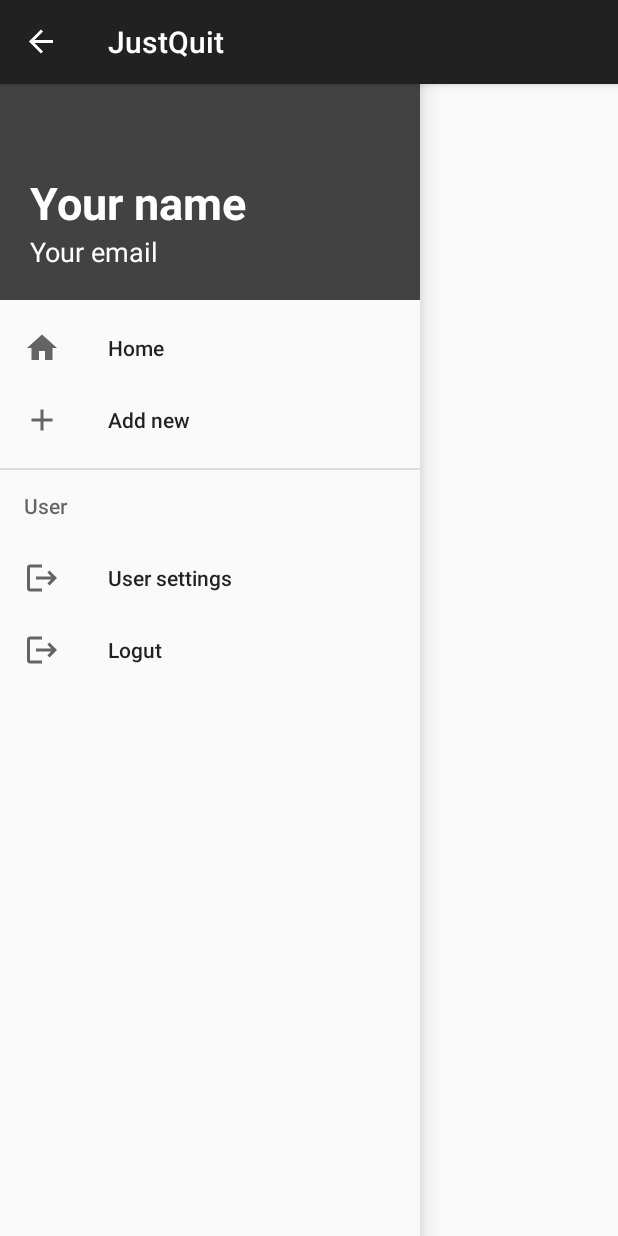
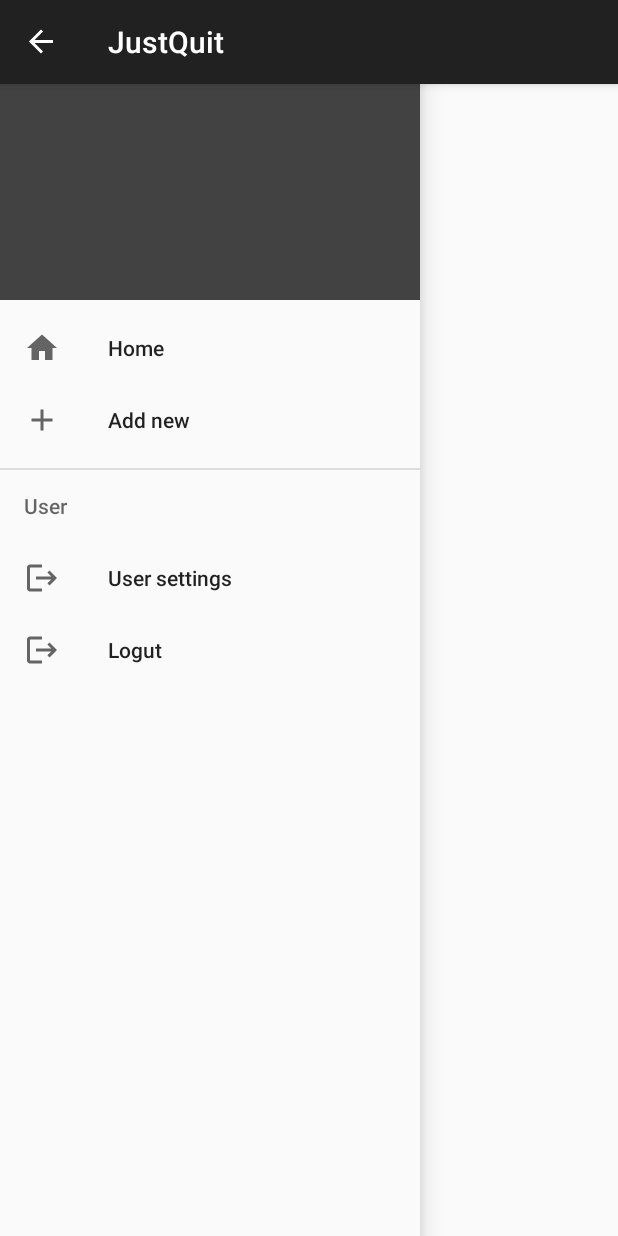
Before and after one commit to Edi1201/JustQuit, an Android app: the screen it shows after launch once a user with an empty profile is signed in (MainActivity), after a tap on "Open Navigation Drawer", on a phone screen of 412 x 824 dp. Run offline under Robolectric (Android 15) with nearby library versions, the phone set to English and light mode, and no system bars; our stand-ins replace Firebase (no records; nobody signed in at launch, a user with empty details on screens opened directly).

Commit message:
Imported email and username textView to MainActivity and changed their value to users, got rid of deprecated onBackPressed function

```diff
--- a/app/src/main/java/com/example/justquit/MainActivity.java
+++ b/app/src/main/java/com/example/justquit/MainActivity.java
@@ -4,10 +4,10 @@ import android.content.Intent;
 import android.os.Bundle;
 import android.view.MenuItem;
 import android.view.View;
-import android.widget.Button;
 import android.widget.TextView;
 
 import androidx.activity.EdgeToEdge;
+import androidx.activity.OnBackPressedCallback;
 import androidx.annotation.NonNull;
 import androidx.appcompat.app.ActionBar;
 import androidx.appcompat.app.ActionBarDrawerToggle;
@@ -30,7 +30,8 @@ public class MainActivity extends AppCompatActivity {
     NavigationView navigationView;
     ActionBarDrawerToggle drawerToggle;
 
-
+    TextView menuHeaderUsername;
+    TextView menuHeaderEmail;
     @Override
     public boolean onOptionsItemSelected(@NonNull MenuItem item) {
         if(drawerToggle.onOptionsItemSelected(item)){
@@ -41,6 +42,7 @@ public class MainActivity extends AppCompatActivity {
 
     @Override
     protected void onCreate(Bundle savedInstanceState) {
+        //auto generated android studio code
         super.onCreate(savedInstanceState);
         EdgeToEdge.enable(this);
         setContentView(R.layout.activity_main);
@@ -49,6 +51,12 @@ public class MainActivity extends AppCompatActivity {
             v.setPadding(systemBars.left, systemBars.top, systemBars.right, systemBars.bottom);
             return insets;
         });
+
+
+
+
+
+        //drawerLayout side menu functions OPENING mostly
         drawerLayout = findViewById(R.id.drawer_layout);
         navigationView = findViewById(R.id.nav_view);
         drawerToggle = new ActionBarDrawerToggle(this, drawerLayout,R.string.open_nav, R.string.close_nav);
@@ -59,7 +67,7 @@ public class MainActivity extends AppCompatActivity {
             actionBar.setDisplayHomeAsUpEnabled(true);
         }
         navigationView.setNavigationItemSelectedListener(item -> {
-            if(item.getItemId() == R.id.logout){
+            if(item.getItemId() == R.id.menu_logout){
                 mAuth.signOut();
                 Intent intent = new Intent(getApplicationContext(), LoginActivity.class);
                 startActivity(intent);
@@ -67,36 +75,32 @@ public class MainActivity extends AppCompatActivity {
             }
             return false;
         });
+        //closing draweLayout
+        getOnBackPressedDispatcher().addCallback(this, new OnBackPressedCallback(true) {
+            @Override
+            public void handleOnBackPressed() {
+                if(drawerLayout.isDrawerOpen(GravityCompat.START)) {
+                    drawerLayout.closeDrawer(GravityCompat.START);
+                }
+                finish();
+            }
+        });
 
+        //getting two textViews from nav_view
+        View header = navigationView.getHeaderView(0);
+        menuHeaderEmail = header.findViewById(R.id.menu_header_email);
+        menuHeaderUsername = header.findViewById(R.id.menu_header_username);
 
+        //checking if user is logged in;
         mAuth = FirebaseAuth.getInstance();
-        //btnLogut = findViewById(R.id.btnLogout);
-        //tvUsernameDispaly = findViewById(R.id.tvUsernameDisplay);
         user = mAuth.getCurrentUser();
         if(user == null) {
             Intent intent = new Intent(getApplicationContext(), LoginActivity.class);
             startActivity(intent);
             finish();
         } else {
-            //tvUsernameDispaly.setText(user.getEmail());
+           menuHeaderUsername.setText(user.getDisplayName());
+           menuHeaderEmail.setText(user.getEmail());
         }
-
-        /*btnLogut.setOnClickListener(new View.OnClickListener() {
-            @Override
-            public void onClick(View view) {
-                mAuth.signOut();
-                Intent intent = new Intent(getApplicationContext(), LoginActivity.class);
-                startActivity(intent);
-                finish();
-            }
-        });*/
-    }
-
-    @Override
-    public void onBackPressed() {
-        if(drawerLayout.isDrawerOpen(GravityCompat.START)) {
-            drawerLayout.closeDrawer(GravityCompat.START);
-        }
-        super.onBackPressed();
     }
 }
--- a/app/src/main/res/layout/header.xml
+++ b/app/src/main/res/layout/header.xml
@@ -7,6 +7,7 @@
     android:background="@color/cardview_dark_background"
     android:gravity="bottom">
     <TextView
+        android:id="@+id/menu_header_username"
         android:layout_width="wrap_content"
         android:layout_height="wrap_content"
         android:text="Your name"
@@ -15,6 +16,7 @@
         android:textStyle="bold"
         />
     <TextView
+        android:id="@+id/menu_header_email"
         android:layout_width="wrap_content"
         android:layout_height="wrap_content"
         android:text="Your email"
--- a/app/src/main/res/menu/side_menu.xml
+++ b/app/src/main/res/menu/side_menu.xml
@@ -1,7 +1,7 @@
 <?xml version="1.0" encoding="utf-8"?>
 <menu xmlns:android="http://schemas.android.com/apk/res/android">
     <group android:checkableBehavior="single">
-        <item android:id="@+id/home"
+        <item android:id="@+id/menu_home"
             android:icon="@drawable/baseline_home_24"
             android:title="Home"
             />
@@ -13,11 +13,11 @@
     </group>
     <item android:title="User">
         <menu>
-            <item android:id="@+id/user_settings"
+            <item android:id="@+id/menu_user_settings"
                 android:icon="@drawable/baseline_logout_24"
                 android:title="User settings"
                 />
-            <item android:id="@+id/logout"
+            <item android:id="@+id/menu_logout"
                 android:icon="@drawable/baseline_logout_24"
                 android:title="Logut"
                 />
```
